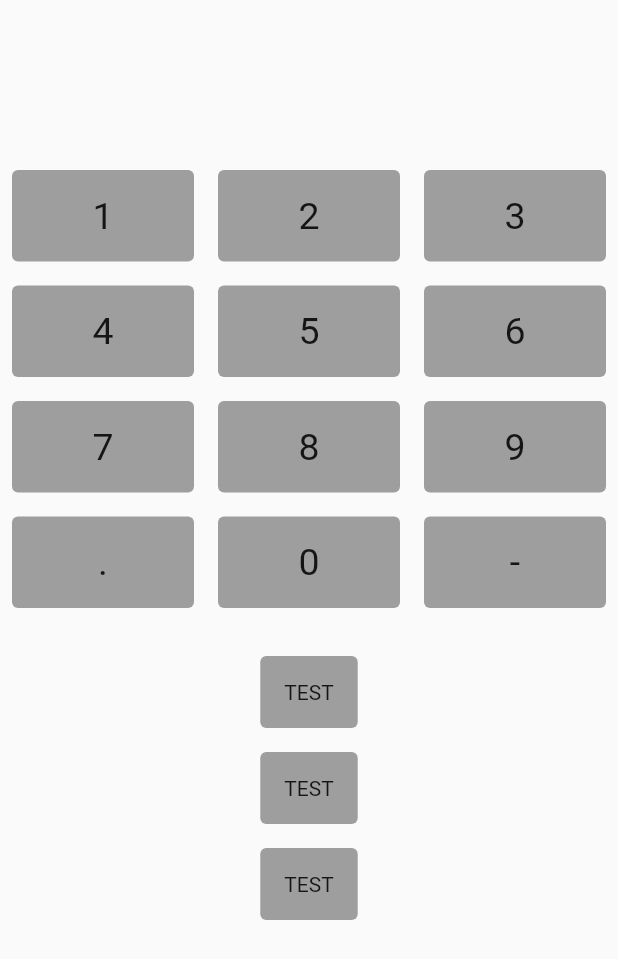
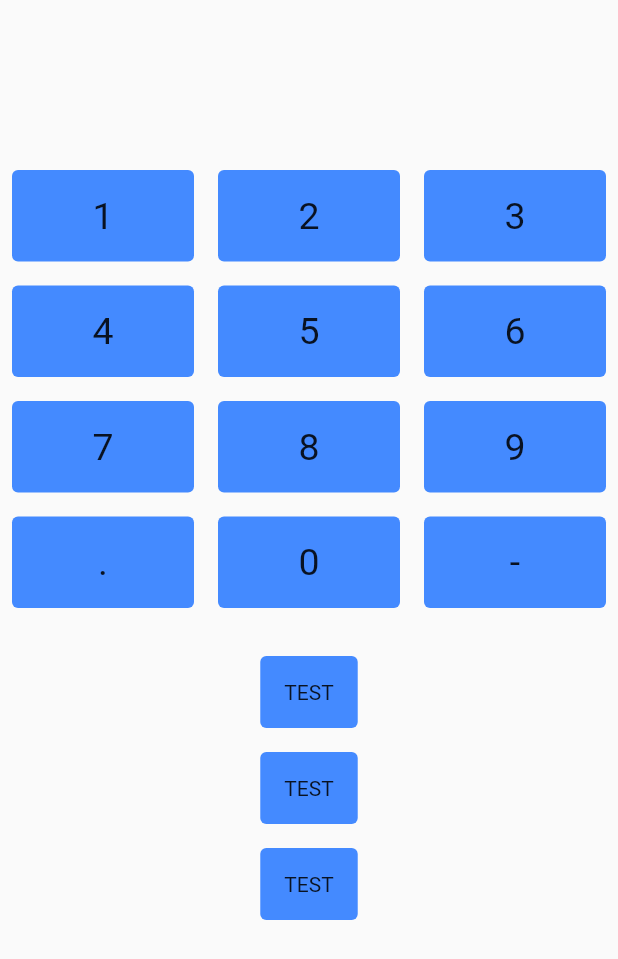
Before and after one commit to jb-is-batman/calculator, a Flutter app: the screen it shows after launch, after a tap on an icon or button, on a phone screen of 412 x 824 dp. Shown: the top 959 px of the screen. Run offline on Flutter 3.47's test engine with Material 2 defaults, Android fonts, the phone set to English and light mode, and no system bars; our stand-ins replace get, get_it, logger, stacked.

Commit message:
UI update.

```diff
--- a/lib/app/defaultui.dart
+++ b/lib/app/defaultui.dart
@@ -5,7 +5,7 @@ const double        kaDefaultMultiple     = 8.0;
 
 // UI components constants
 const BorderRadius  kaDefaultBorderRadius = BorderRadius.all(Radius.circular(4),);
-const Color         kaDefaultButtonColor  = Colors.grey;
+const Color         kaDefaultButtonColor  = Colors.blueAccent;
 
 // Default margin & padding
 const double        kaDefaultMargin       = 8;
--- a/lib/main.dart
+++ b/lib/main.dart
@@ -13,6 +13,7 @@ class MyApp extends StatelessWidget {
   @override
   Widget build(BuildContext context) {
     return GetMaterialApp(
+      debugShowCheckedModeBanner: false,
       home: HomeScreenView(),
     );
   }
--- a/lib/ui/widgets/buttons/calculatorkeybutton/calculatorkeybutton_view.dart
+++ b/lib/ui/widgets/buttons/calculatorkeybutton/calculatorkeybutton_view.dart
@@ -25,13 +25,13 @@ class CalculatorKeyButtonView extends StatelessWidget {
           onTap: () => model.onAddOperandToNumber(digit == null ? nonDigitOperation!.symbol : "$digit"),
           child: Container(
             alignment: Alignment.center,
-            child: Text("${digit ?? nonDigitOperation!.symbol}", style: TextStyle(fontSize: 25),),
+            child: Text("${digit ?? nonDigitOperation!.symbol}", style: const TextStyle(fontSize: 25),),
             decoration: const BoxDecoration(
               color: kaDefaultButtonColor,
               borderRadius: kaDefaultBorderRadius
             ),
-            margin: EdgeInsets.all(kaDefaultMargin),
-            padding: EdgeInsets.all(kaDefaulPadding)
+            margin: const EdgeInsets.all(kaDefaultMargin),
+            padding: const EdgeInsets.all(kaDefaulPadding)
           )
         );
       },
```
